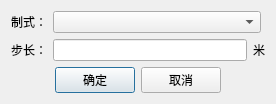
Above: BSL/BSL/setting.ui from jfjfjf8888/BaseStationLocator before the change. Below: the same form after it.
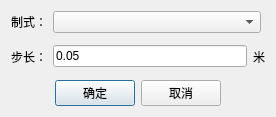
That is the form after the change.

What changed in the file:
```diff
--- a/BSL/BSL/setting.ui
+++ b/BSL/BSL/setting.ui
@@ -7,7 +7,7 @@
     <x>0</x>
     <y>0</y>
     <width>276</width>
-    <height>104</height>
+    <height>117</height>
    </rect>
   </property>
   <property name="windowTitle">
@@ -58,7 +58,11 @@
       </widget>
      </item>
      <item>
-      <widget class="QLineEdit" name="predictiveStepSizelineEdit"/>
+      <widget class="QLineEdit" name="predictiveStepSizelineEdit">
+       <property name="text">
+        <string>0.05</string>
+       </property>
+      </widget>
      </item>
      <item>
       <widget class="QLabel" name="label_3">
```
Left out of the diff: 35 changed lines with no effect on the pictures.
